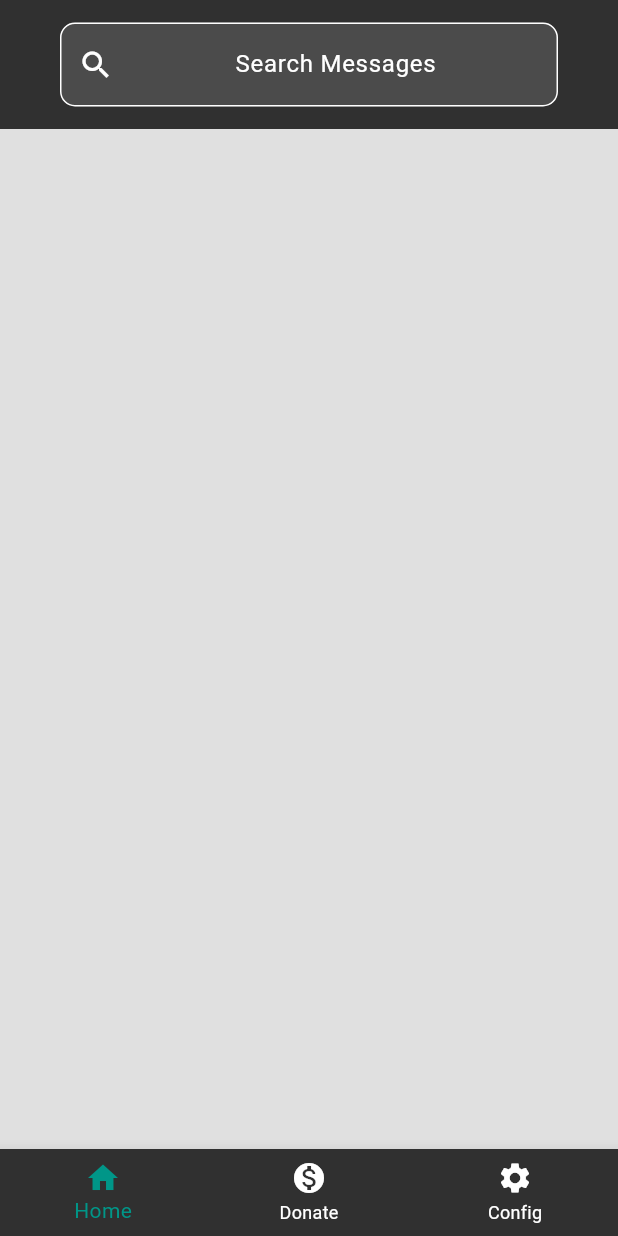
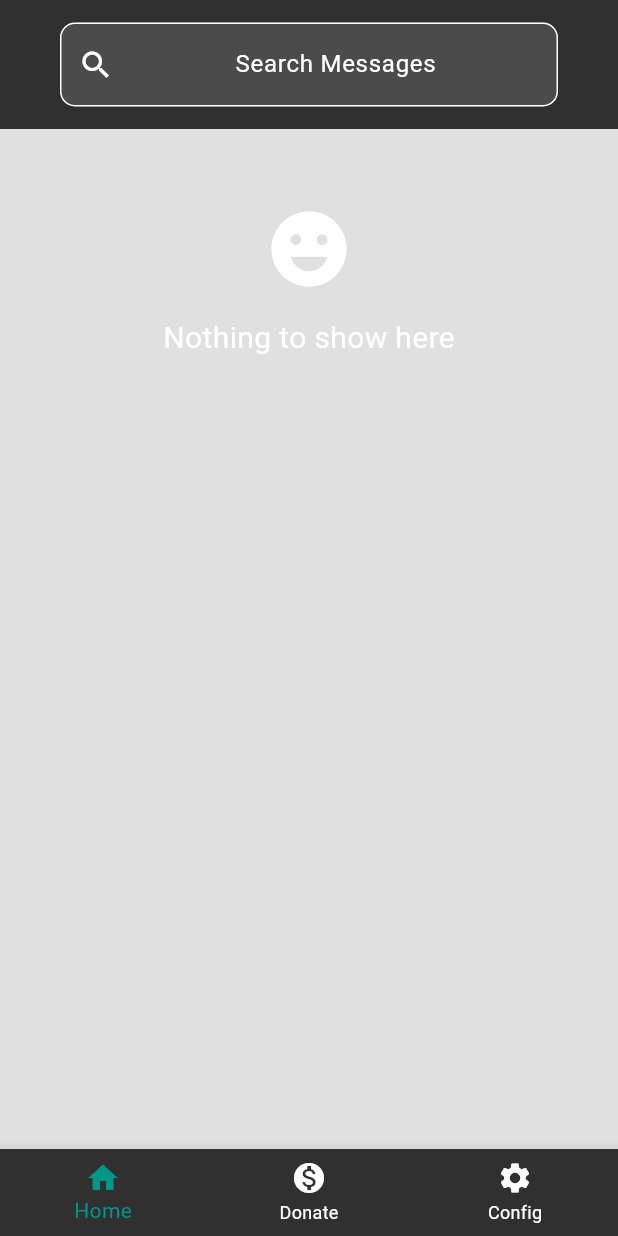
Before and after one commit to sinhapaurush/vakyavahan_flutter, a Flutter app: the HomeScreen screen opened directly, on a phone screen of 412 x 824 dp. Run offline on Flutter 3.47's test engine with Material 3 defaults, Android fonts, the phone set to English and light mode, and no system bars; our stand-ins replace device_info_plus, shared_preferences; accounts and stored records are empty; network calls fail.

Commit message:
New Fixes

```diff
--- a/lib/methods/verify_user.dart
+++ b/lib/methods/verify_user.dart
@@ -8,7 +8,7 @@ Future<bool> verifyExistingLoginCredentials() async {
   String auth = sp.getString("auth")!;
   String client = sp.getString("client")!;
   Map result = await backend.post(
-      "verify-user", "application/json", {"auth": auth, "client": client});
+      "check-exists", "application/json", {"auth": auth, "client": client});
   if (result['status'] == 200) {
     return true;
   }
--- a/lib/screens/main/messages.dart
+++ b/lib/screens/main/messages.dart
@@ -1,6 +1,7 @@
 import 'dart:convert';
 
 import 'package:flutter/material.dart';
+import 'package:flutter/services.dart';
 import 'package:shared_preferences/shared_preferences.dart';
 import '../../widget/message.dart';
 
@@ -53,6 +54,10 @@ class _MessagesScreenState extends State<MessagesScreen> {
   @override
   void initState() {
     super.initState();
+    SystemChrome.setSystemUIOverlayStyle(const SystemUiOverlayStyle(
+      statusBarColor: Color.fromARGB(255, 54, 54, 54),
+      statusBarBrightness: Brightness.light,
+    ));
     loadList();
   }
 
@@ -92,7 +97,27 @@ class _MessagesScreenState extends State<MessagesScreen> {
               ),
             ),
           ),
-          SliverList(
+          messageListToRender.isEmpty
+              ? SliverToBoxAdapter(
+                  child: Padding(
+                    padding: const EdgeInsets.symmetric(vertical: 50),
+                    child: Container(
+                      alignment: Alignment.center,
+                      child: const Column(
+                        children: [
+                          Icon(Icons.emoji_emotions, size: 60,),
+                          SizedBox(
+                            height: 15,
+                          ),
+                          Text("Nothing to show here", style: TextStyle(
+                            fontSize: 20
+                          ),)
+                        ],
+                      ),
+                    ),
+                  ),
+                )
+              : SliverList(
                   delegate: SliverChildBuilderDelegate(
                     (BuildContext conttext_, int index) {
                       return SMSBox(
```
Also changed, not shown: lib/methods/auto_login.dart (added, +18 -0 lines), lib/methods/server.dart (+7 -21 lines), lib/screens/register.dart (+18 -4 lines), pubspec.yaml (+7 -0 lines), pubspec.lock. Lines whose indentation alone changed are shown as unchanged.
